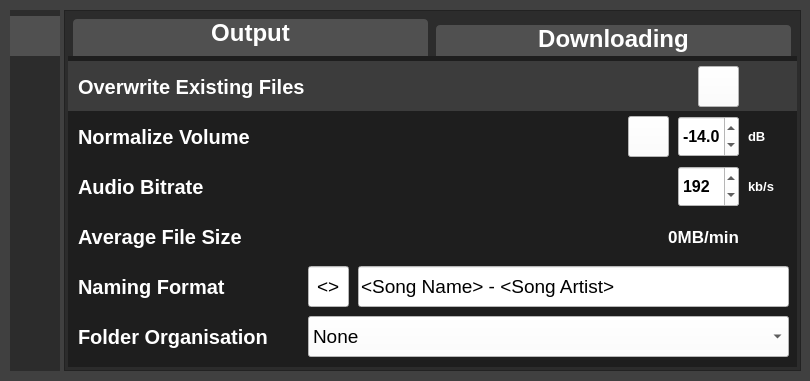
Old version of the form Spotify Downloader/SpotifyDownloader.ui in the repository WilliamSchack/Spotify-Downloader.
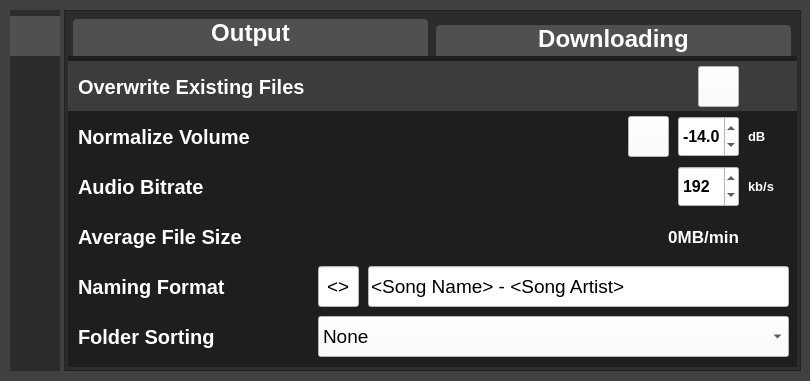
New version of the form. The open tabs and pages were chosen to show the change. Icons and pictures are not drawn. Custom widgets are drawn as their Qt base class.

Commit message:
Folder Sorting, UI fixes
CHANGES
- #7 Implemented the ability to sort songs into folders
- Reduced font size of folder sorting dropdown items
- Made settings line indicator only animate while hovering over settings screen
- Changed Help button title from "Access Help" to "Help"

BUG FIXES
- Fixed downloaded status showing wrong amount of songs completed
- Fixed overflowing downloading thread UI
- Fixed closing issues created in f30f568

Diff of the .ui file:
```diff
--- a/Spotify Downloader/SpotifyDownloader.ui
+++ b/Spotify Downloader/SpotifyDownloader.ui
@@ -251,7 +251,7 @@
       <widget class="QLineEdit" name="SongOutputFormatTagInput">
        <property name="geometry">
         <rect>
-         <x>240</x>
+         <x>250</x>
          <y>210</y>
          <width>41</width>
          <height>41</height>
@@ -291,9 +291,9 @@
       <widget class="QLineEdit" name="SongOutputFormatInput">
        <property name="geometry">
         <rect>
-         <x>290</x>
+         <x>300</x>
          <y>210</y>
-         <width>431</width>
+         <width>421</width>
          <height>41</height>
         </rect>
        </property>
@@ -405,7 +405,7 @@
         <rect>
          <x>10</x>
          <y>60</y>
-         <width>221</width>
+         <width>231</width>
          <height>41</height>
         </rect>
        </property>
@@ -459,7 +459,7 @@
         <rect>
          <x>10</x>
          <y>110</y>
-         <width>221</width>
+         <width>231</width>
          <height>41</height>
         </rect>
        </property>
@@ -486,7 +486,7 @@
         <rect>
          <x>10</x>
          <y>210</y>
-         <width>221</width>
+         <width>231</width>
          <height>41</height>
         </rect>
        </property>
@@ -538,7 +538,7 @@
         <rect>
          <x>10</x>
          <y>160</y>
-         <width>221</width>
+         <width>231</width>
          <height>41</height>
         </rect>
        </property>
@@ -715,9 +715,9 @@
       <widget class="QComboBox" name="FolderOrganisationInput">
        <property name="geometry">
         <rect>
-         <x>240</x>
+         <x>250</x>
          <y>260</y>
-         <width>481</width>
+         <width>471</width>
          <height>41</height>
         </rect>
        </property>
@@ -765,7 +765,7 @@
         <rect>
          <x>10</x>
          <y>260</y>
-         <width>221</width>
+         <width>231</width>
          <height>41</height>
         </rect>
        </property>
@@ -781,7 +781,7 @@
 background-color: rgba(0, 0, 0, 0);</string>
        </property>
        <property name="text">
-        <string>Folder Organisation</string>
+        <string>Folder Sorting</string>
        </property>
        <property name="alignment">
         <set>Qt::AlignLeading|Qt::AlignLeft|Qt::AlignVCenter</set>
```
Left out of the diff: 13 changed lines with no effect on the pictures. The commit also changes 7 other files.
